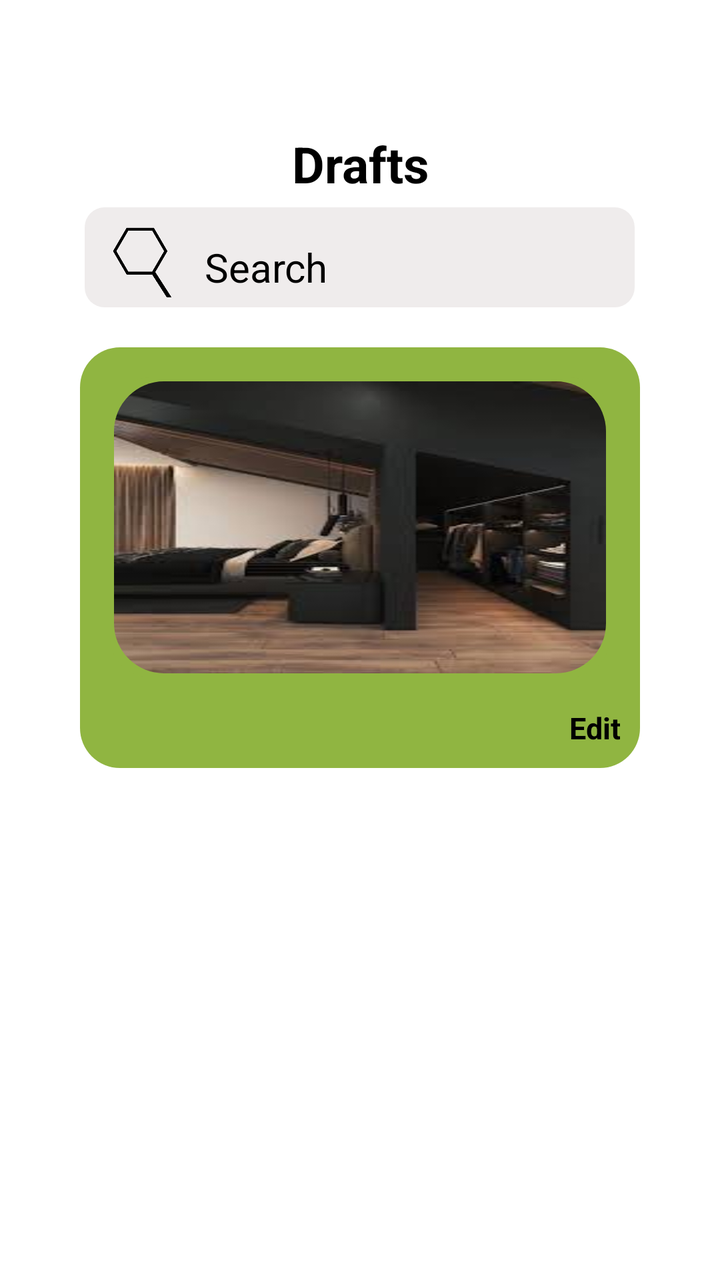
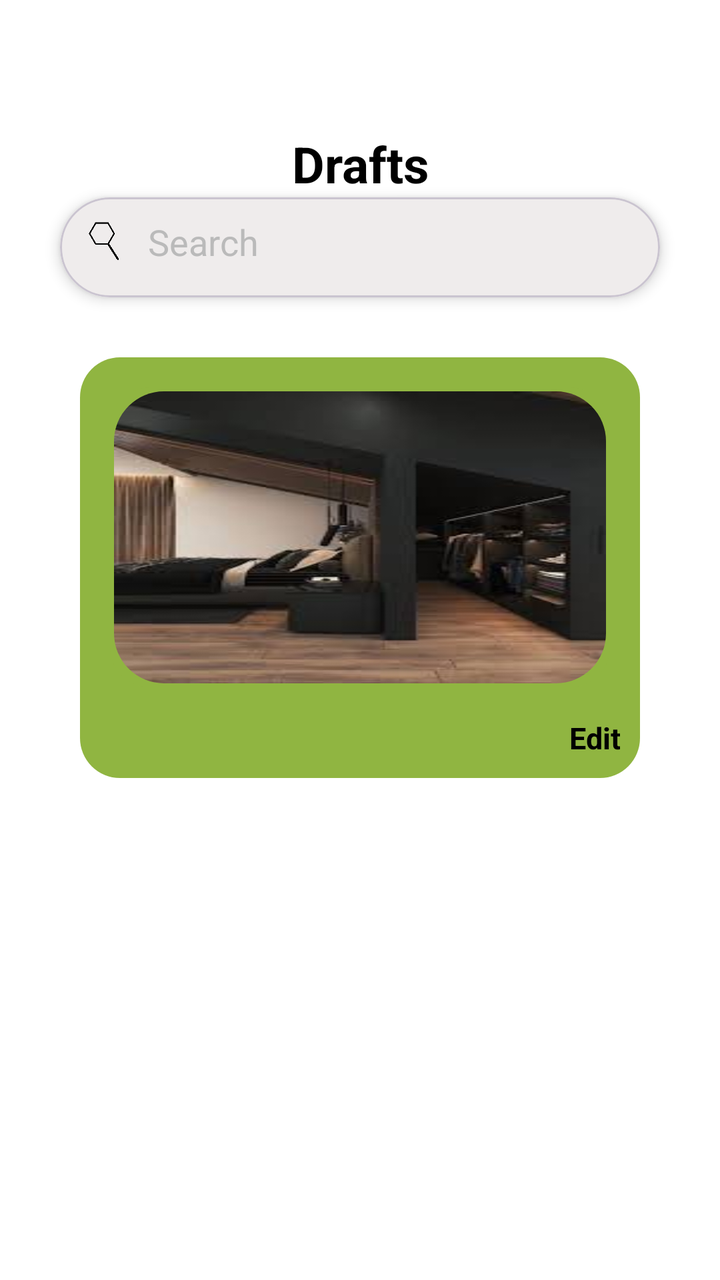

The first picture is an Android layout as it rendered before a commit; the second is the same layout after the commit. The layout source and the unified diff follow.
<!-- AndroidManifest.xml: application theme Theme.LayoutLab -->
<!-- res/layout/activity_drafts.xml -->
<?xml version="1.0" encoding="utf-8"?>
<LinearLayout xmlns:android="http://schemas.android.com/apk/res/android"
    xmlns:app="http://schemas.android.com/apk/res-auto"
    xmlns:tools="http://schemas.android.com/tools"
    android:id="@+id/main"
    android:layout_width="match_parent"
    android:layout_height="match_parent"
    tools:context=".drafts"
    android:orientation="vertical"
    android:background="@color/white">

    <LinearLayout
        android:layout_width="match_parent"
        android:layout_height="wrap_content"
        android:orientation="vertical">

        
        <LinearLayout
            android:layout_width="match_parent"
            android:layout_height="wrap_content"
            android:padding="5dp">

            <LinearLayout
                android:layout_width="0dp"
                android:layout_height="50dp"
                android:layout_weight="1"
                android:orientation="horizontal"
                android:gravity="start">

                <Button
                    android:id="@+id/btn_backDrafts"
                    android:layout_width="50dp"
                    android:layout_height="50dp"
                    android:backgroundTint="@android:color/transparent"
                    android:foreground="@drawable/back_icon" />

            </LinearLayout>

            <LinearLayout
                android:layout_width="0dp"
                android:layout_height="50dp"
                android:layout_weight="1"
                android:orientation="horizontal"
                android:gravity="center">

                <com.google.android.material.button.MaterialButton
                    android:id="@+id/btn_logoHome"
                    android:layout_width="50dp"
                    android:layout_height="50dp"
                    android:foreground="@drawable/logo_transparent"
                    app:backgroundTint="@android:color/transparent"
                    android:clickable="false"/>

            </LinearLayout>

            <LinearLayout
                android:layout_width="0dp"
                android:layout_height="50dp"
                android:layout_weight="1"
                android:orientation="horizontal"
                android:gravity="start">

                <LinearLayout
                    android:layout_width="0dp"
                    android:layout_height="50dp"
                    android:layout_weight="1"
                    android:orientation="horizontal"
                    android:gravity="end">

                    <Button
                        android:id="@+id/btn_profileDrafts"
                        android:layout_width="50dp"
                        android:layout_height="50dp"
                        android:backgroundTint="@android:color/transparent"
                        android:foreground="@drawable/profile_icon" />

                </LinearLayout>

            </LinearLayout>

        </LinearLayout>

        <ScrollView
            android:layout_width="match_parent"
            android:layout_height="0dp"
            android:layout_weight="1"
            android:clipToPadding="false"
            android:paddingTop="5dp">

            <LinearLayout
                android:layout_width="match_parent"
                android:layout_height="wrap_content"
                android:orientation="vertical">

                <LinearLayout
                    android:layout_width="match_parent"
                    android:layout_height="wrap_content"
                    android:orientation="vertical">

                    <TextView
                        android:layout_width="match_parent"
                        android:layout_height="wrap_content"
                        android:textAlignment="center"
                        android:text="Drafts"
                        android:textSize="25sp"
                        android:textColor="@color/black"
                        android:textStyle="bold"/>

                </LinearLayout>

                
                <LinearLayout
                    android:layout_width="match_parent"
                    android:layout_height="wrap_content"
                    android:gravity="center"
                    android:layout_margin="5dp">

                    <LinearLayout
                        android:layout_width="275dp"
                        android:layout_height="50dp"
                        android:orientation="horizontal"
                        android:padding="5dp"
                        android:background="@drawable/search">

                        <ImageView
                            android:layout_width="50dp"
                            android:layout_height="50dp"
                            android:background="@drawable/search_icon"/>


                        <EditText
                            android:id="@+id/etx_searchDrafts"
                            android:layout_width="match_parent"
                            android:layout_height="50dp"
                            android:background="@android:color/transparent"
                            android:hint="@string/search"
                            android:inputType="text"
                            android:padding="3dp"
                            android:paddingStart="5dp"
                            android:paddingEnd="5sp"
                            android:textColorHint="@color/black"
                            android:textSize="20sp" />

                    </LinearLayout>

                </LinearLayout>

                <LinearLayout
                    android:layout_width="match_parent"
                    android:layout_height="wrap_content"
                    android:orientation="vertical"
                    android:gravity="center"
                    android:paddingLeft="40dp"
                    android:paddingRight="40dp">

                    
                    <LinearLayout
                    android:layout_width="match_parent"
                    android:layout_height="wrap_content"
                    android:orientation="vertical"
                    android:layout_marginTop="15dp"
                    android:layout_marginBottom="15dp"
                    android:padding="5dp"
                    android:background="@drawable/scrollview_items">

                    <LinearLayout
                        android:layout_width="match_parent"
                        android:layout_height="150dp"
                        android:orientation="vertical"
                        android:layout_margin="10dp"
                        android:padding="2dp"
                        android:background="@drawable/scrollview_items">

                        <ImageView
                            android:layout_width="match_parent"
                            android:layout_height="match_parent"
                            android:src="@drawable/exploredesign5"
                            android:clipToOutline="true"
                            android:background="@drawable/library_item"
                            android:scaleType="fitXY"/>

                    </LinearLayout>

                    <LinearLayout
                        android:layout_width="match_parent"
                        android:layout_height="wrap_content"
                        android:orientation="horizontal">

                        <TextView
                            android:layout_width="0dp"
                            android:layout_height="wrap_content"
                            android:layout_weight="8"
                            android:text="Edit"
                            android:textSize="15sp"
                            android:textStyle="bold"
                            android:textAlignment="textEnd"
                            android:textColor="@color/black"
                            android:padding="5dp"/>



                    </LinearLayout>

                </LinearLayout>

                    



















                    



















                    



















                </LinearLayout>

            </LinearLayout>

        </ScrollView>

    </LinearLayout>

</LinearLayout>
<!-- resources referenced by this layout -->
<resources>
  <color name="black">#FF000000</color>
  <color name="white">#FFFFFFFF</color>
  <!-- drawable back_icon: png bitmap (drawable, 28075 bytes) -->
  <!-- drawable exploredesign5: jpg bitmap (drawable, 5644 bytes) -->
  <!-- drawable library_item (drawable) -->
  <?xml version="1.0" encoding="utf-8"?>
  <shape xmlns:android="http://schemas.android.com/apk/res/android"
      android:shape="rectangle">
      <size
          android:width="100dp"
          android:height="100dp" />
      <corners android:radius="25dp"/>
  
  </shape>
  <!-- drawable logo_transparent: png bitmap (drawable, 37070 bytes) -->
  <!-- drawable profile_icon: png bitmap (drawable, 40205 bytes) -->
  <!-- drawable scrollview_items (drawable) -->
  <?xml version="1.0" encoding="UTF-8"?>
  <shape
      xmlns:android="http://schemas.android.com/apk/res/android">
      <solid
          android:color="#90B541"
          />
      <corners
          android:radius="20dp"
          />
  </shape>
  <!-- drawable search (drawable) -->
  <?xml version="1.0" encoding="UTF-8"?>
  <shape
      xmlns:android="http://schemas.android.com/apk/res/android">
      <solid
          android:color="#EFECEC"
          />
      <corners
          android:radius="10dp"
          />
  </shape>
  <!-- drawable search_icon: png bitmap (drawable, 32151 bytes) -->
  <string name="search">Search</string>
  <style name="Theme.LayoutLab" parent="Base.Theme.LayoutLab" />
  <style name="Base.Theme.LayoutLab" parent="Theme.Material3.DayNight.NoActionBar">
          
          
      </style>
</resources>

<!-- the commit's change to res/layout/activity_drafts.xml (unified diff, before → after) -->
@@ -109,41 +109,38 @@
                 </LinearLayout>
 
                 
-                <LinearLayout
-                    android:layout_width="match_parent"
-                    android:layout_height="wrap_content"
-                    android:gravity="center"
-                    android:layout_margin="5dp">
-
-                    <LinearLayout
-                        android:layout_width="275dp"
-                        android:layout_height="50dp"
+                <com.google.android.material.card.MaterialCardView
+                    android:layout_width="300dp"
+                    android:layout_height="50dp"
+                    android:layout_gravity="center"
+                    app:cardCornerRadius="25dp"
+                    app:cardElevation="4dp"
+                    android:background="@drawable/search"
+                    android:layout_marginBottom="15dp">
+
+                    <LinearLayout
+                        android:layout_width="match_parent"
+                        android:layout_height="match_parent"
                         android:orientation="horizontal"
-                        android:padding="5dp"
-                        android:background="@drawable/search">
+                        android:background="@drawable/search"
+                        android:padding="10dp">
 
                         <ImageView
-                            android:layout_width="50dp"
-                            android:layout_height="50dp"
-                            android:background="@drawable/search_icon"/>
-
+                            android:layout_width="24dp"
+                            android:layout_height="24dp"
+                            android:src="@drawable/search_icon" />
 
                         <EditText
                             android:id="@+id/etx_searchDrafts"
                             android:layout_width="match_parent"
-                            android:layout_height="50dp"
-                            android:background="@android:color/transparent"
+                            android:layout_height="wrap_content"
+                            android:background="@null"
                             android:hint="@string/search"
                             android:inputType="text"
-                            android:padding="3dp"
-                            android:paddingStart="5dp"
-                            android:paddingEnd="5sp"
-                            android:textColorHint="@color/black"
-                            android:textSize="20sp" />
-
+                            android:textColorHint="@color/gray"
+                            android:paddingStart="10dp" />
                     </LinearLayout>
-
-                </LinearLayout>
+                </com.google.android.material.card.MaterialCardView>
 
                 <LinearLayout
                     android:layout_width="match_parent"
<!-- resource entries referenced after the edit -->
@@ -1,6 +1,7 @@
 <!-- resources referenced by this layout -->
 <resources>
   <color name="black">#FF000000</color>
+  <color name="gray">#BABABA</color>
   <color name="white">#FFFFFFFF</color>
   <!-- drawable back_icon: png bitmap (drawable, 28075 bytes) -->
   <!-- drawable exploredesign5: jpg bitmap (drawable, 5644 bytes) -->
